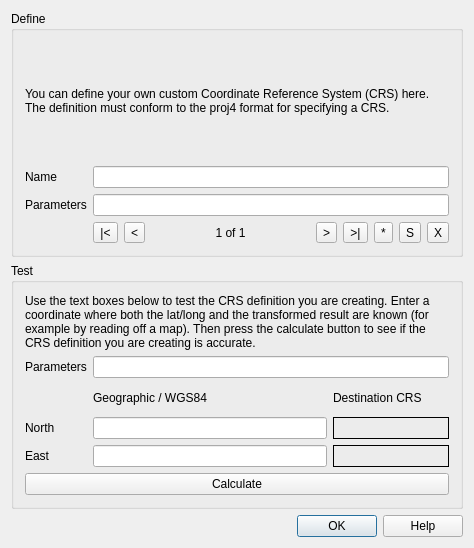
Above: src/ui/qgscustomprojectiondialogbase.ui from qgis/QGIS before the change. Below: the same form after it.
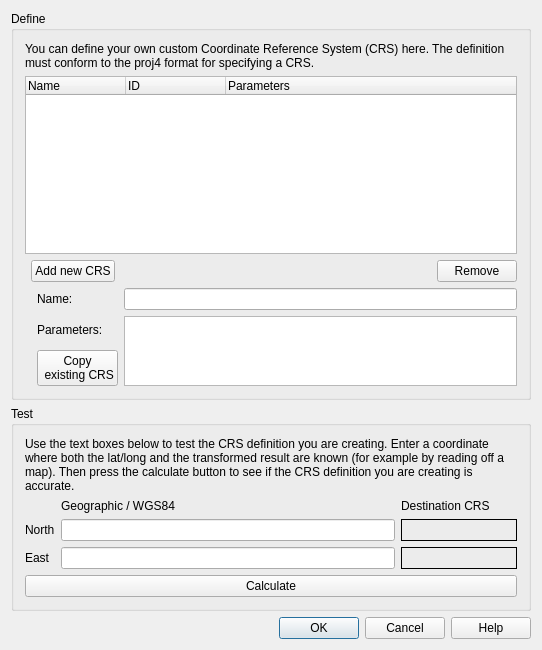
That is the form after the change. Icons and pictures are not drawn.

Patch:
```diff
--- a/src/ui/qgscustomprojectiondialogbase.ui
+++ b/src/ui/qgscustomprojectiondialogbase.ui
@@ -6,8 +6,8 @@
    <rect>
     <x>0</x>
     <y>0</y>
-    <width>474</width>
-    <height>548</height>
+    <width>542</width>
+    <height>650</height>
    </rect>
   </property>
   <property name="windowTitle">
@@ -25,7 +25,41 @@
       <string>Define</string>
      </property>
      <layout class="QGridLayout">
-      <item row="0" column="0" colspan="2">
+      <item row="2" column="0" colspan="4">
+       <widget class="QTreeWidget" name="leNameList">
+        <property name="sizePolicy">
+         <sizepolicy hsizetype="Expanding" vsizetype="Expanding">
+          <horstretch>0</horstretch>
+          <verstretch>0</verstretch>
+         </sizepolicy>
+        </property>
+        <property name="alternatingRowColors">
+         <bool>true</bool>
+        </property>
+        <property name="sortingEnabled">
+         <bool>false</bool>
+        </property>
+        <attribute name="headerShowSortIndicator" stdset="0">
+         <bool>false</bool>
+        </attribute>
+        <column>
+         <property name="text">
+          <string>Name</string>
+         </property>
+        </column>
+        <column>
+         <property name="text">
+          <string>ID</string>
+         </property>
+        </column>
+        <column>
+         <property name="text">
+          <string>Parameters</string>
+         </property>
+        </column>
+       </widget>
+      </item>
+      <item row="1" column="0" colspan="4">
        <widget class="QLabel" name="label">
         <property name="text">
          <string>You can define your own custom Coordinate Reference System (CRS) here. The definition must conform to the proj4 format for specifying a CRS.</string>
@@ -35,38 +69,63 @@
         </property>
        </widget>
       </item>
-      <item row="1" column="0">
-       <widget class="QLabel" name="textLabel1">
-        <property name="text">
-         <string>Name</string>
+      <item row="5" column="3">
+       <widget class="QPlainTextEdit" name="teParameters">
+        <property name="sizePolicy">
+         <sizepolicy hsizetype="Expanding" vsizetype="Fixed">
+          <horstretch>0</horstretch>
+          <verstretch>0</verstretch>
+         </sizepolicy>
         </property>
-        <property name="buddy">
-         <cstring>leName</cstring>
+        <property name="maximumSize">
+         <size>
+          <width>16777215</width>
+          <height>70</height>
+         </size>
         </property>
        </widget>
       </item>
-      <item row="1" column="1">
+      <item row="4" column="3">
        <widget class="QLineEdit" name="leName"/>
       </item>
-      <item row="2" column="0">
-       <widget class="QLabel" name="textLabel3_2">
+      <item row="4" column="2">
+       <widget class="QLabel" name="label_3">
         <property name="text">
-         <string>Parameters</string>
-        </property>
-        <property name="buddy">
-         <cstring>leParameters</cstring>
+         <string>Name:</string>
         </property>
        </widget>
       </item>
-      <item row="2" column="1">
-       <widget class="QLineEdit" name="leParameters"/>
+      <item row="5" column="2">
+       <layout class="QVBoxLayout" name="verticalLayout">
+        <property name="sizeConstraint">
+         <enum>QLayout::SetMinimumSize</enum>
+        </property>
+        <item>
+         <widget class="QLabel" name="label_4">
+          <property name="text">
+           <string>Parameters:</string>
+          </property>
+         </widget>
+        </item>
+        <item>
+         <widget class="QPushButton" name="pbnCopyCRS">
+          <property name="text">
+           <string>Copy
+ existing CRS</string>
+          </property>
+         </widget>
+        </item>
+       </layout>
       </item>
-      <item row="3" column="1">
-       <layout class="QHBoxLayout">
+      <item row="3" column="1" colspan="3">
+       <layout class="QHBoxLayout" name="horizontalLayout_2">
+        <property name="spacing">
+         <number>6</number>
+        </property>
         <item>
-         <widget class="QToolButton" name="pbnFirst">
+         <widget class="QPushButton" name="pbnAdd">
           <property name="text">
-           <string>|&lt;</string>
+           <string>Add new CRS</string>
           </property>
           <property name="icon">
            <iconset>
@@ -75,78 +134,22 @@
          </widget>
         </item>
         <item>
-         <widget class="QToolButton" name="pbnPrevious">
-          <property name="text">
-           <string>&lt;</string>
+         <spacer name="horizontalSpacer">
+          <property name="orientation">
+           <enum>Qt::Horizontal</enum>
           </property>
-          <property name="icon">
-           <iconset>
-            <normaloff>../../images/themes/default/mIconPrevious.png</normaloff>../../images/themes/default/mIconPrevious.png</iconset>
+          <property name="sizeHint" stdset="0">
+           <size>
+            <width>40</width>
+            <height>20</height>
+           </size>
           </property>
-         </widget>
+         </spacer>
         </item>
         <item>
-         <widget class="QLabel" name="lblRecordNo">
+         <widget class="QPushButton" name="pbnRemove">
           <property name="text">
-           <string>1 of 1</string>
-          </property>
-          <property name="alignment">
-           <set>Qt::AlignCenter</set>
-          </property>
-         </widget>
-        </item>
-        <item>
-         <widget class="QToolButton" name="pbnNext">
-          <property name="text">
-           <string>&gt;</string>
-          </property>
-          <property name="icon">
-           <iconset>
-            <normaloff>../../images/themes/default/mIconNext.png</normaloff>../../images/themes/default/mIconNext.png</iconset>
-          </property>
-         </widget>
-        </item>
-        <item>
-         <widget class="QToolButton" name="pbnLast">
-          <property name="text">
-           <string>&gt;|</string>
-          </property>
-          <property name="icon">
-           <iconset>
-            <normaloff>../../images/themes/default/mIconLast.png</normaloff>../../images/themes/default/mIconLast.png</iconset>
-          </property>
-         </widget>
-        </item>
-        <item>
-         <widget class="QToolButton" name="pbnNew">
-          <property name="text">
-           <string>*</string>
-          </property>
-          <property name="icon">
-           <iconset>
-            <normaloff>../../images/themes/default/mIconNew.png</normaloff>../../images/themes/default/mIconNew.png</iconset>
-          </property>
-         </widget>
-        </item>
-        <item>
-         <widget class="QToolButton" name="pbnSave">
-          <property name="text">
-           <string>S</string>
-          </property>
-          <property name="icon">
-           <iconset>
-            <normaloff>../../images/themes/default/mActionFileSave.png</normaloff>../../images/themes/default/mActionFileSave.png</iconset>
-          </property>
-         </widget>
-        </item>
-        <item>
-         <widget class="QToolButton" name="pbnDelete">
-          <property name="text">
-           <string>X</string>
-          </property>
-          <property name="icon">
-           <iconset>
-            <normaloff>../../images/themes/default/mIconDelete.png</normaloff>../../images/themes/default/mIconDelete.png</iconset>
+           <string>Remove</string>
           </property>
          </widget>
         </item>
@@ -155,12 +158,29 @@
      </layout>
     </widget>
    </item>
+   <item row="2" column="0">
+    <widget class="QDialogButtonBox" name="buttonBox">
+     <property name="standardButtons">
+      <set>QDialogButtonBox::Cancel|QDialogButtonBox::Help|QDialogButtonBox::Ok</set>
+     </property>
+    </widget>
+   </item>
    <item row="1" column="0">
     <widget class="QGroupBox" name="groupBox_2">
      <property name="title">
       <string>Test</string>
      </property>
      <layout class="QGridLayout">
+      <item row="3" column="0">
+       <widget class="QLabel" name="textLabel2_2_2">
+        <property name="text">
+         <string>East</string>
+        </property>
+        <property name="buddy">
+         <cstring>eastWGS84</cstring>
+        </property>
+       </widget>
+      </item>
       <item row="0" column="0" colspan="3">
        <widget class="QLabel" name="label_2">
         <property name="text">
@@ -171,34 +191,21 @@
         </property>
        </widget>
       </item>
-      <item row="1" column="0">
-       <widget class="QLabel" name="textLabel3_2_2">
-        <property name="text">
-         <string>Parameters</string>
-        </property>
-        <property name="buddy">
-         <cstring>leTestParameters</cstring>
-        </property>
-       </widget>
-      </item>
-      <item row="1" column="1" colspan="2">
-       <widget class="QLineEdit" name="leTestParameters"/>
-      </item>
-      <item row="2" column="1">
+      <item row="1" column="1">
        <widget class="QLabel" name="textLabel1_3">
         <property name="text">
          <string>Geographic / WGS84</string>
         </property>
        </widget>
       </item>
-      <item row="2" column="2">
+      <item row="1" column="2">
        <widget class="QLabel" name="textLabel2_3">
         <property name="text">
          <string>Destination CRS        </string>
         </property>
        </widget>
       </item>
-      <item row="3" column="0">
+      <item row="2" column="0">
        <widget class="QLabel" name="textLabel2_2">
         <property name="text">
          <string>North</string>
@@ -208,14 +215,14 @@
         </property>
        </widget>
       </item>
-      <item row="3" column="1">
+      <item row="2" column="1">
        <widget class="QLineEdit" name="northWGS84">
         <property name="enabled">
          <bool>true</bool>
         </property>
        </widget>
       </item>
-      <item row="3" column="2">
+      <item row="2" column="2">
        <widget class="QLabel" name="projectedX">
         <property name="enabled">
          <bool>true</bool>
@@ -228,20 +235,10 @@
         </property>
        </widget>
       </item>
-      <item row="4" column="0">
-       <widget class="QLabel" name="textLabel2_2_2">
-        <property name="text">
-         <string>East</string>
-        </property>
-        <property name="buddy">
-         <cstring>eastWGS84</cstring>
-        </property>
-       </widget>
-      </item>
-      <item row="4" column="1">
+      <item row="3" column="1">
        <widget class="QLineEdit" name="eastWGS84"/>
       </item>
-      <item row="4" column="2">
+      <item row="3" column="2">
        <widget class="QLabel" name="projectedY">
         <property name="enabled">
          <bool>true</bool>
@@ -257,7 +254,7 @@
         </property>
        </widget>
       </item>
-      <item row="5" column="0" colspan="3">
+      <item row="4" column="0" colspan="3">
        <widget class="QPushButton" name="pbnCalculate">
         <property name="text">
          <string>Calculate</string>
@@ -267,13 +264,6 @@
      </layout>
     </widget>
    </item>
-   <item row="2" column="0">
-    <widget class="QDialogButtonBox" name="buttonBox">
-     <property name="standardButtons">
-      <set>QDialogButtonBox::Help|QDialogButtonBox::Ok</set>
-     </property>
-    </widget>
-   </item>
   </layout>
  </widget>
  <layoutdefault spacing="6" margin="11"/>
```
Left out of the diff: 26 changed lines with no effect on the pictures.
